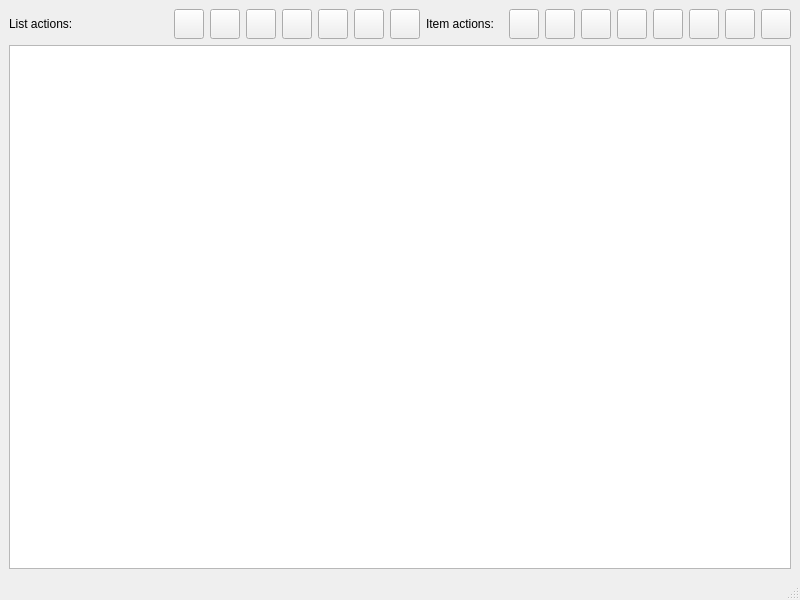
Old version of the form source/qtdesigner/file_preferiti_ui.ui in the repository MValaguz/MGrep.
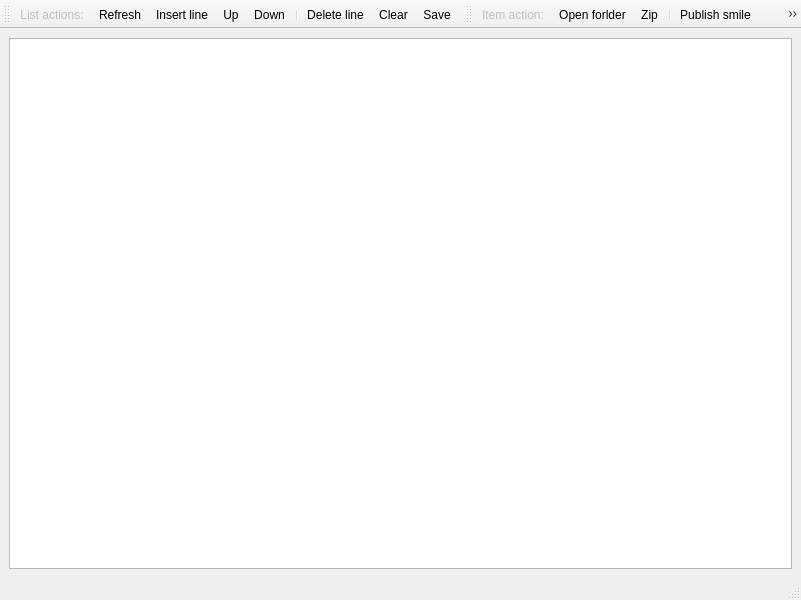
New version of the form. Icons and pictures are not drawn.

```diff
--- a/source/qtdesigner/file_preferiti_ui.ui
+++ b/source/qtdesigner/file_preferiti_ui.ui
@@ -6,7 +6,7 @@
    <rect>
     <x>0</x>
     <y>0</y>
-    <width>800</width>
+    <width>801</width>
     <height>600</height>
    </rect>
   </property>
@@ -25,387 +25,7 @@
     </sizepolicy>
    </property>
    <layout class="QGridLayout" name="gridLayout">
-    <item row="0" column="11">
-     <widget class="QPushButton" name="b_backup_line">
-      <property name="minimumSize">
-       <size>
-        <width>30</width>
-        <height>30</height>
-       </size>
-      </property>
-      <property name="maximumSize">
-       <size>
-        <width>30</width>
-        <height>30</height>
-       </size>
-      </property>
-      <property name="text">
-       <string/>
-      </property>
-      <property name="icon">
-       <iconset resource="resource.qrc">
-        <normaloff>:/icons/icons/zip.gif</normaloff>:/icons/icons/zip.gif</iconset>
-      </property>
-     </widget>
-    </item>
-    <item row="0" column="5">
-     <widget class="QPushButton" name="b_sposta_giu">
-      <property name="minimumSize">
-       <size>
-        <width>30</width>
-        <height>30</height>
-       </size>
-      </property>
-      <property name="maximumSize">
-       <size>
-        <width>30</width>
-        <height>30</height>
-       </size>
-      </property>
-      <property name="toolTip">
-       <string>&lt;html&gt;&lt;head/&gt;&lt;body&gt;&lt;p&gt;Add the selected line to 'My favorites files&lt;/p&gt;&lt;/body&gt;&lt;/html&gt;</string>
-      </property>
-      <property name="text">
-       <string/>
-      </property>
-      <property name="icon">
-       <iconset resource="resource.qrc">
-        <normaloff>:/icons/icons/down.gif</normaloff>:/icons/icons/down.gif</iconset>
-      </property>
-     </widget>
-    </item>
-    <item row="0" column="13">
-     <widget class="QPushButton" name="b_pubblica_icom">
-      <property name="minimumSize">
-       <size>
-        <width>30</width>
-        <height>30</height>
-       </size>
-      </property>
-      <property name="maximumSize">
-       <size>
-        <width>30</width>
-        <height>30</height>
-       </size>
-      </property>
-      <property name="text">
-       <string/>
-      </property>
-      <property name="icon">
-       <iconset resource="resource.qrc">
-        <normaloff>:/icons/icons/icom.gif</normaloff>:/icons/icons/icom.gif</iconset>
-      </property>
-     </widget>
-    </item>
-    <item row="0" column="6">
-     <widget class="QPushButton" name="b_delete_line">
-      <property name="minimumSize">
-       <size>
-        <width>30</width>
-        <height>30</height>
-       </size>
-      </property>
-      <property name="maximumSize">
-       <size>
-        <width>30</width>
-        <height>30</height>
-       </size>
-      </property>
-      <property name="toolTip">
-       <string/>
-      </property>
-      <property name="statusTip">
-       <string/>
-      </property>
-      <property name="whatsThis">
-       <string/>
-      </property>
-      <property name="text">
-       <string/>
-      </property>
-      <property name="icon">
-       <iconset resource="resource.qrc">
-        <normaloff>:/icons/icons/failed.gif</normaloff>:/icons/icons/failed.gif</iconset>
-      </property>
-     </widget>
-    </item>
-    <item row="0" column="14">
-     <widget class="QPushButton" name="b_compile_icom_backup1">
-      <property name="minimumSize">
-       <size>
-        <width>30</width>
-        <height>30</height>
-       </size>
-      </property>
-      <property name="maximumSize">
-       <size>
-        <width>30</width>
-        <height>30</height>
-       </size>
-      </property>
-      <property name="text">
-       <string/>
-      </property>
-      <property name="icon">
-       <iconset resource="resource.qrc">
-        <normaloff>:/icons/icons/icom_backup.gif</normaloff>:/icons/icons/icom_backup.gif</iconset>
-      </property>
-     </widget>
-    </item>
-    <item row="0" column="15">
-     <widget class="QPushButton" name="b_compile_icom_backup2">
-      <property name="minimumSize">
-       <size>
-        <width>30</width>
-        <height>30</height>
-       </size>
-      </property>
-      <property name="maximumSize">
-       <size>
-        <width>30</width>
-        <height>30</height>
-       </size>
-      </property>
-      <property name="text">
-       <string/>
-      </property>
-      <property name="icon">
-       <iconset resource="resource.qrc">
-        <normaloff>:/icons/icons/icom_backup_2.gif</normaloff>:/icons/icons/icom_backup_2.gif</iconset>
-      </property>
-     </widget>
-    </item>
-    <item row="0" column="4">
-     <widget class="QPushButton" name="b_sposta_su">
-      <property name="minimumSize">
-       <size>
-        <width>30</width>
-        <height>30</height>
-       </size>
-      </property>
-      <property name="maximumSize">
-       <size>
-        <width>30</width>
-        <height>30</height>
-       </size>
-      </property>
-      <property name="toolTip">
-       <string>&lt;html&gt;&lt;head/&gt;&lt;body&gt;&lt;p&gt;Save the search data in order to be retrieved at the next start of SmiGrep&lt;/p&gt;&lt;/body&gt;&lt;/html&gt;</string>
-      </property>
-      <property name="text">
-       <string/>
-      </property>
-      <property name="icon">
-       <iconset resource="resource.qrc">
-        <normaloff>:/icons/icons/up.gif</normaloff>:/icons/icons/up.gif</iconset>
-      </property>
-     </widget>
-    </item>
-    <item row="0" column="2">
-     <widget class="QPushButton" name="b_refresh">
-      <property name="minimumSize">
-       <size>
-        <width>30</width>
-        <height>30</height>
-       </size>
-      </property>
-      <property name="maximumSize">
-       <size>
-        <width>30</width>
-        <height>30</height>
-       </size>
-      </property>
-      <property name="text">
-       <string/>
-      </property>
-      <property name="icon">
-       <iconset resource="resource.qrc">
-        <normaloff>:/icons/icons/refresh.gif</normaloff>:/icons/icons/refresh.gif</iconset>
-      </property>
-     </widget>
-    </item>
-    <item row="0" column="7">
-     <widget class="QPushButton" name="b_clear">
-      <property name="minimumSize">
-       <size>
-        <width>30</width>
-        <height>30</height>
-       </size>
-      </property>
-      <property name="maximumSize">
-       <size>
-        <width>30</width>
-        <height>30</height>
-       </size>
-      </property>
-      <property name="text">
-       <string/>
-      </property>
-      <property name="icon">
-       <iconset resource="resource.qrc">
-        <normaloff>:/icons/icons/clear.gif</normaloff>:/icons/icons/clear.gif</iconset>
-      </property>
-     </widget>
-    </item>
-    <item row="0" column="3">
-     <widget class="QPushButton" name="b_insert_line">
-      <property name="minimumSize">
-       <size>
-        <width>30</width>
-        <height>30</height>
-       </size>
-      </property>
-      <property name="maximumSize">
-       <size>
-        <width>30</width>
-        <height>30</height>
-       </size>
-      </property>
-      <property name="text">
-       <string/>
-      </property>
-      <property name="icon">
-       <iconset resource="resource.qrc">
-        <normaloff>:/icons/icons/line.gif</normaloff>:/icons/icons/line.gif</iconset>
-      </property>
-     </widget>
-    </item>
-    <item row="0" column="8">
-     <widget class="QPushButton" name="b_save">
-      <property name="minimumSize">
-       <size>
-        <width>30</width>
-        <height>30</height>
-       </size>
-      </property>
-      <property name="maximumSize">
-       <size>
-        <width>30</width>
-        <height>30</height>
-       </size>
-      </property>
-      <property name="text">
-       <string/>
-      </property>
-      <property name="icon">
-       <iconset resource="resource.qrc">
-        <normaloff>:/icons/icons/disk.gif</normaloff>:/icons/icons/disk.gif</iconset>
-      </property>
-     </widget>
-    </item>
-    <item row="0" column="9">
-     <widget class="QLabel" name="l_titolo2">
-      <property name="text">
-       <string>Item actions:</string>
-      </property>
-      <property name="buddy">
-       <cstring>b_open_folder</cstring>
-      </property>
-     </widget>
-    </item>
-    <item row="0" column="0" colspan="2">
-     <widget class="QLabel" name="l_titolo1">
-      <property name="text">
-       <string>List actions:</string>
-      </property>
-      <property name="buddy">
-       <cstring>b_refresh</cstring>
-      </property>
-     </widget>
-    </item>
-    <item row="0" column="16">
-     <widget class="QPushButton" name="b_compile_smile_backup1">
-      <property name="minimumSize">
-       <size>
-        <width>30</width>
-        <height>30</height>
-       </size>
-      </property>
-      <property name="maximumSize">
-       <size>
-        <width>30</width>
-        <height>30</height>
-       </size>
-      </property>
-      <property name="text">
-       <string/>
-      </property>
-      <property name="icon">
-       <iconset resource="resource.qrc">
-        <normaloff>:/icons/icons/smile_backup.gif</normaloff>:/icons/icons/smile_backup.gif</iconset>
-      </property>
-     </widget>
-    </item>
-    <item row="0" column="17">
-     <widget class="QPushButton" name="b_compile_smile_backup2">
-      <property name="minimumSize">
-       <size>
-        <width>30</width>
-        <height>30</height>
-       </size>
-      </property>
-      <property name="maximumSize">
-       <size>
-        <width>30</width>
-        <height>30</height>
-       </size>
-      </property>
-      <property name="text">
-       <string/>
-      </property>
-      <property name="icon">
-       <iconset resource="resource.qrc">
-        <normaloff>:/icons/icons/smile_backup_2.gif</normaloff>:/icons/icons/smile_backup_2.gif</iconset>
-      </property>
-     </widget>
-    </item>
-    <item row="0" column="10">
-     <widget class="QPushButton" name="b_open_folder">
-      <property name="minimumSize">
-       <size>
-        <width>30</width>
-        <height>30</height>
-       </size>
-      </property>
-      <property name="maximumSize">
-       <size>
-        <width>30</width>
-        <height>30</height>
-       </size>
-      </property>
-      <property name="text">
-       <string/>
-      </property>
-      <property name="icon">
-       <iconset resource="resource.qrc">
-        <normaloff>:/icons/icons/folder.gif</normaloff>:/icons/icons/folder.gif</iconset>
-      </property>
-     </widget>
-    </item>
-    <item row="0" column="12">
-     <widget class="QPushButton" name="b_pubblica_smile">
-      <property name="minimumSize">
-       <size>
-        <width>30</width>
-        <height>30</height>
-       </size>
-      </property>
-      <property name="maximumSize">
-       <size>
-        <width>30</width>
-        <height>30</height>
-       </size>
-      </property>
-      <property name="text">
-       <string/>
-      </property>
-      <property name="icon">
-       <iconset resource="resource.qrc">
-        <normaloff>:/icons/icons/upload1.gif</normaloff>:/icons/icons/upload1.gif</iconset>
-      </property>
-     </widget>
-    </item>
-    <item row="8" column="0" colspan="18">
+    <item row="6" column="0" rowspan="2" colspan="12">
      <widget class="QListView" name="o_lst1">
       <property name="editTriggers">
        <set>QAbstractItemView::NoEditTriggers</set>
@@ -415,6 +35,256 @@
    </layout>
   </widget>
   <widget class="QStatusBar" name="statusbar"/>
+  <widget class="QToolBar" name="toolBar">
+   <property name="windowTitle">
+    <string>toolBar</string>
+   </property>
+   <property name="iconSize">
+    <size>
+     <width>25</width>
+     <height>25</height>
+    </size>
+   </property>
+   <attribute name="toolBarArea">
+    <enum>TopToolBarArea</enum>
+   </attribute>
+   <attribute name="toolBarBreak">
+    <bool>false</bool>
+   </attribute>
+   <addaction name="actionList_actions"/>
+   <addaction name="actionRefresh"/>
+   <addaction name="actionInsert_line"/>
+   <addaction name="actionUp"/>
+   <addaction name="actionDown"/>
+   <addaction name="separator"/>
+   <addaction name="actionDelete_line"/>
+   <addaction name="actionClear"/>
+   <addaction name="actionSave"/>
+  </widget>
+  <widget class="QToolBar" name="toolBar_2">
+   <property name="windowTitle">
+    <string>toolBar_2</string>
+   </property>
+   <property name="iconSize">
+    <size>
+     <width>25</width>
+     <height>25</height>
+    </size>
+   </property>
+   <attribute name="toolBarArea">
+    <enum>TopToolBarArea</enum>
+   </attribute>
+   <attribute name="toolBarBreak">
+    <bool>false</bool>
+   </attribute>
+   <addaction name="actionItem_action"/>
+   <addaction name="actionOpen_forlder"/>
+   <addaction name="actionZip"/>
+   <addaction name="separator"/>
+   <addaction name="actionPublish_smile"/>
+   <addaction name="actionPublish_ICOM"/>
+   <addaction name="separator"/>
+   <addaction name="actionCompile_ICOM_BCK1"/>
+   <addaction name="actionCompile_ICOM_BCK2"/>
+   <addaction name="actionCompile_SMILE_BCK1"/>
+   <addaction name="actionCompile_SMILE_BCK2"/>
+  </widget>
+  <action name="actionRefresh">
+   <property name="icon">
+    <iconset resource="resource.qrc">
+     <normaloff>:/icons/icons/refresh.gif</normaloff>:/icons/icons/refresh.gif</iconset>
+   </property>
+   <property name="text">
+    <string>Refresh</string>
+   </property>
+   <property name="toolTip">
+    <string>Reload the list</string>
+   </property>
+  </action>
+  <action name="actionList_actions">
+   <property name="enabled">
+    <bool>false</bool>
+   </property>
+   <property name="text">
+    <string>List actions:</string>
+   </property>
+  </action>
+  <action name="actionItem_action">
+   <property name="enabled">
+    <bool>false</bool>
+   </property>
+   <property name="text">
+    <string>Item action:</string>
+   </property>
+  </action>
+  <action name="actionInsert_line">
+   <property name="icon">
+    <iconset resource="resource.qrc">
+     <normaloff>:/icons/icons/line.gif</normaloff>:/icons/icons/line.gif</iconset>
+   </property>
+   <property name="text">
+    <string>Insert line</string>
+   </property>
+   <property name="toolTip">
+    <string>Insert an empty line into the list</string>
+   </property>
+  </action>
+  <action name="actionUp">
+   <property name="icon">
+    <iconset resource="resource.qrc">
+     <normaloff>:/icons/icons/up.gif</normaloff>:/icons/icons/up.gif</iconset>
+   </property>
+   <property name="text">
+    <string>Up</string>
+   </property>
+   <property name="toolTip">
+    <string>Shift up the selected line</string>
+   </property>
+  </action>
+  <action name="actionDown">
+   <property name="icon">
+    <iconset resource="resource.qrc">
+     <normaloff>:/icons/icons/down.gif</normaloff>:/icons/icons/down.gif</iconset>
+   </property>
+   <property name="text">
+    <string>Down</string>
+   </property>
+   <property name="toolTip">
+    <string>Shift down the selected line</string>
+   </property>
+  </action>
+  <action name="actionDelete_line">
+   <property name="icon">
+    <iconset resource="resource.qrc">
+     <normaloff>:/icons/icons/delete.gif</normaloff>:/icons/icons/delete.gif</iconset>
+   </property>
+   <property name="text">
+    <string>Delete line</string>
+   </property>
+   <property name="toolTip">
+    <string>Delete the selected line</string>
+   </property>
+  </action>
+  <action name="actionClear">
+   <property name="icon">
+    <iconset resource="resource.qrc">
+     <normaloff>:/icons/icons/clear.gif</normaloff>:/icons/icons/clear.gif</iconset>
+   </property>
+   <property name="text">
+    <string>Clear</string>
+   </property>
+   <property name="toolTip">
+    <string>Clear the list</string>
+   </property>
+  </action>
+  <action name="actionSave">
+   <property name="icon">
+    <iconset resource="resource.qrc">
+     <normaloff>:/icons/icons/disk.gif</normaloff>:/icons/icons/disk.gif</iconset>
+   </property>
+   <property name="text">
+    <string>Save</string>
+   </property>
+   <property name="toolTip">
+    <string>Save the list</string>
+   </property>
+  </action>
+  <action name="actionOpen_forlder">
+   <property name="icon">
+    <iconset resource="resource.qrc">
+     <normaloff>:/icons/icons/folder.gif</normaloff>:/icons/icons/folder.gif</iconset>
+   </property>
+   <property name="text">
+    <string>Open forlder</string>
+   </property>
+   <property name="toolTip">
+    <string>Open the directory of the selected line</string>
+   </property>
+  </action>
+  <action name="actionZip">
+   <property name="icon">
+    <iconset resource="resource.qrc">
+     <normaloff>:/icons/icons/zip.gif</normaloff>:/icons/icons/zip.gif</iconset>
+   </property>
+   <property name="text">
+    <string>Zip</string>
+   </property>
+   <property name="toolTip">
+    <string>It takes the source and copies it into the zip file named Old in the same folder and same file</string>
+   </property>
+  </action>
+  <action name="actionPublish_smile">
+   <property name="icon">
+    <iconset resource="resource.qrc">
+     <normaloff>:/icons/icons/upload1.gif</normaloff>:/icons/icons/upload1.gif</iconset>
+   </property>
+   <property name="text">
+    <string>Publish smile</string>
+   </property>
+   <property name="toolTip">
+    <string>Publish source of Oracle Form or Report Form on real servers (compiling as SMILE user)</string>
+   </property>
+  </action>
+  <action name="actionPublish_ICOM">
+   <property name="icon">
+    <iconset resource="resource.qrc">
+     <normaloff>:/icons/icons/icom.gif</normaloff>:/icons/icons/icom.gif</iconset>
+   </property>
+   <property name="text">
+    <string>Publish ICOM</string>
+   </property>
+   <property name="toolTip">
+    <string>Publish source of Oracle Form or Report Form on real servers (compiling as ICOM user)</string>
+   </property>
+  </action>
+  <action name="actionCompile_ICOM_BCK1">
+   <property name="icon">
+    <iconset resource="resource.qrc">
+     <normaloff>:/icons/icons/icom_backup.gif</normaloff>:/icons/icons/icom_backup.gif</iconset>
+   </property>
+   <property name="text">
+    <string>Compile ICOM BCK1</string>
+   </property>
+   <property name="toolTip">
+    <string>Compile form as ICOM into BACKUP1</string>
+   </property>
+  </action>
+  <action name="actionCompile_ICOM_BCK2">
+   <property name="icon">
+    <iconset resource="resource.qrc">
+     <normaloff>:/icons/icons/icom_backup_2.gif</normaloff>:/icons/icons/icom_backup_2.gif</iconset>
+   </property>
+   <property name="text">
+    <string>Compile ICOM BCK2</string>
+   </property>
+   <property name="toolTip">
+    <string>Compile form as ICOM user into BACKUP2</string>
+   </property>
+  </action>
+  <action name="actionCompile_SMILE_BCK1">
+   <property name="icon">
+    <iconset resource="resource.qrc">
+     <normaloff>:/icons/icons/smile_backup.gif</normaloff>:/icons/icons/smile_backup.gif</iconset>
+   </property>
+   <property name="text">
+    <string>Compile SMILE BCK1</string>
+   </property>
+   <property name="toolTip">
+    <string>Compile form as SMILE user into BACKUP1</string>
+   </property>
+  </action>
+  <action name="actionCompile_SMILE_BCK2">
+   <property name="icon">
+    <iconset resource="resource.qrc">
+     <normaloff>:/icons/icons/smile_backup_2.gif</normaloff>:/icons/icons/smile_backup_2.gif</iconset>
+   </property>
+   <property name="text">
+    <string>Compile SMILE BCK2</string>
+   </property>
+   <property name="toolTip">
+    <string>Compile form as SMILE user into BACKUP2</string>
+   </property>
+  </action>
  </widget>
  <tabstops>
   <tabstop>b_refresh</tabstop>
```
Left out of the diff: 495 changed lines with no effect on the pictures.
